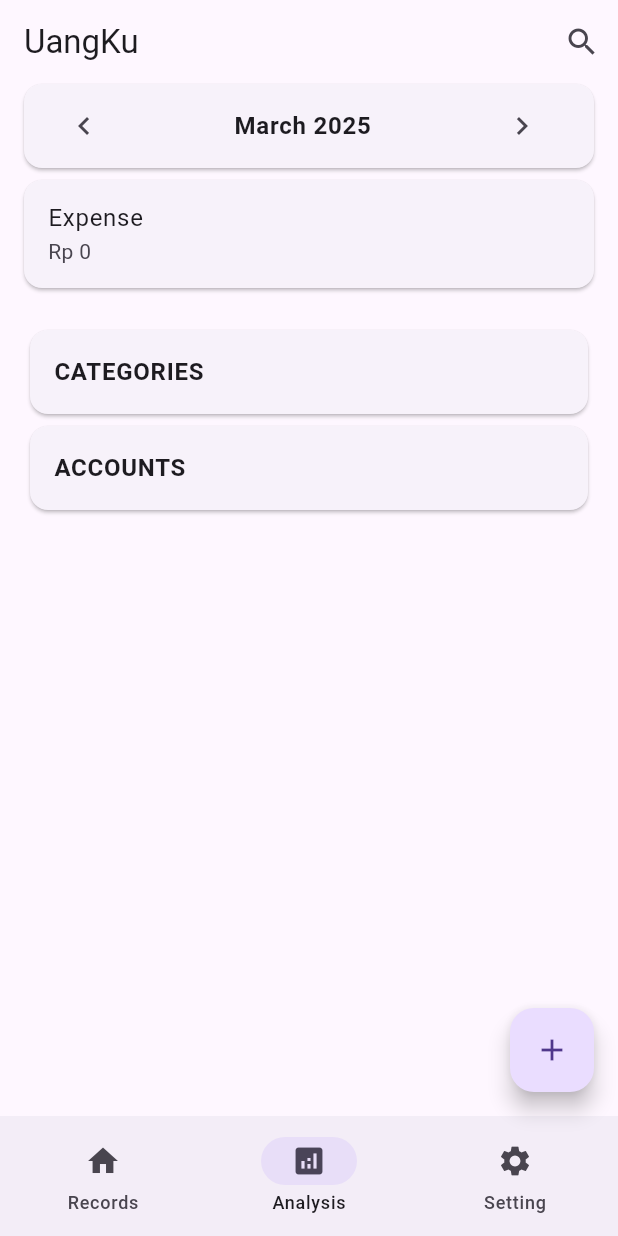
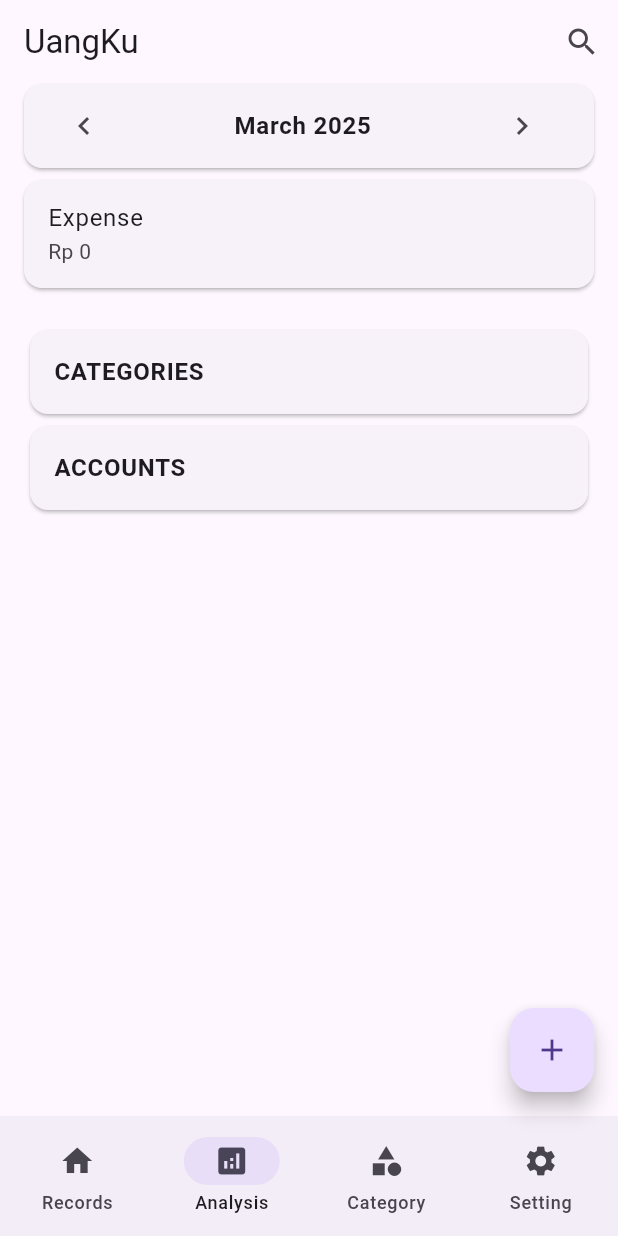
Before and after one commit to Harits19/my_money, a Flutter app: the screen it shows after launch, item 2 of the bottom bar chosen, on a phone screen of 412 x 824 dp. Run offline on Flutter 3.47's test engine with Material 3 defaults, Android fonts, the phone set to English and light mode, and no system bars; our stand-ins replace file_picker, flutter_local_notifications, google_sign_in, googleapis_auth, logger, shared_preferences and 1 more; missing offline and left inert: googleapis.

Commit message:
implement detail view

```diff
--- a/lib/src/home/home_view.dart
+++ b/lib/src/home/home_view.dart
@@ -3,6 +3,7 @@ import 'package:my_money/src/add/add_view.dart';
 import 'package:my_money/src/analysis/analysis_view.dart';
 import 'package:my_money/src/app_bar/app_bar_view.dart';
 import 'package:my_money/src/components/floating_button_view.dart';
+import 'package:my_money/src/edit_detail/edit_detail_view.dart';
 import 'package:my_money/src/home/home_constant.dart';
 import 'package:my_money/src/records/records_view.dart';
 import 'package:my_money/src/setting/setting_view.dart';
@@ -33,6 +34,13 @@ class _HomeViewState extends State<HomeView> {
           label: 'Analysis',
         ),
         view: const AnalysisView(),
+      ),
+      NavigationBarModel(
+        destination: const NavigationDestination(
+          icon: Icon(Icons.category),
+          label: 'Category',
+        ),
+        view: const EditDetailView(),
       ),
       NavigationBarModel(
         destination: const NavigationDestination(
```
Also changed, not shown: lib/src/edit_detail/edit_detail_view.dart (added, +37 -0 lines), lib/src/util/list_util.dart (+12 -0 lines).
